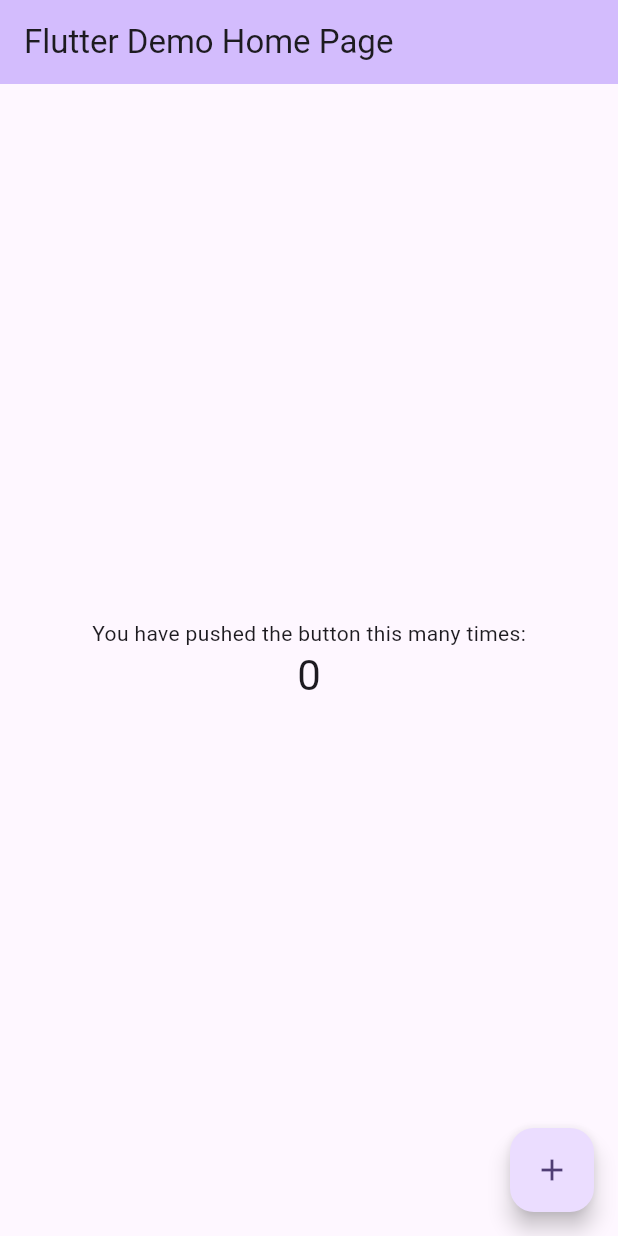
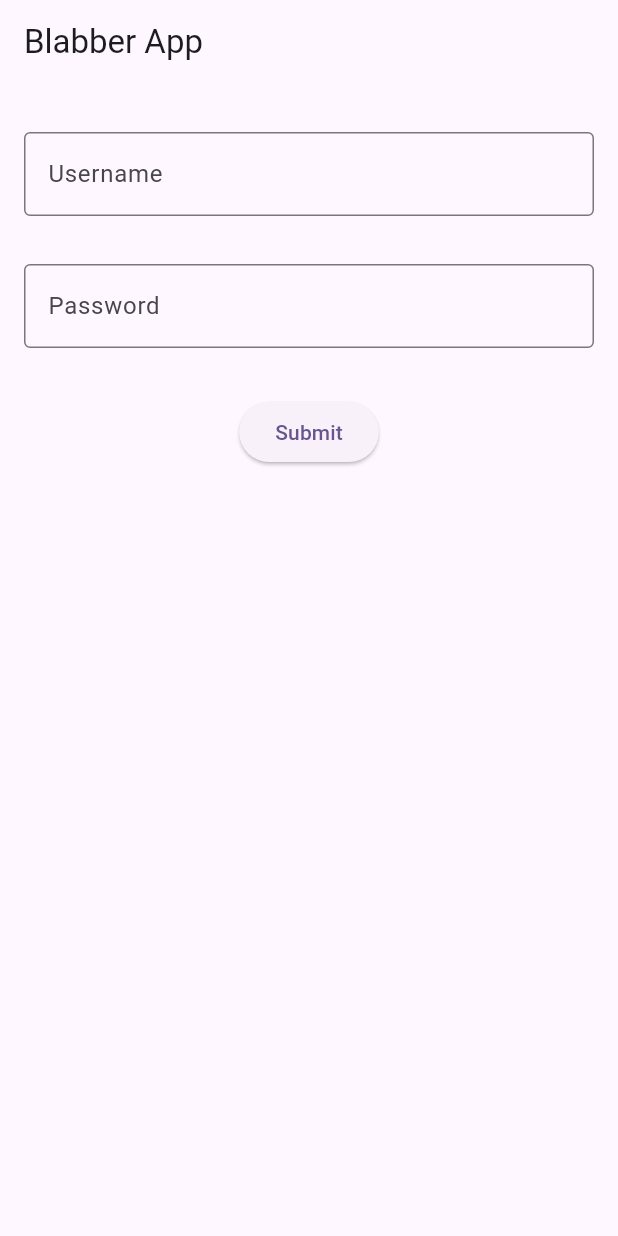
Before and after one commit to noavba/blabber, a Flutter app: the screen it shows after launch, on a phone screen of 412 x 824 dp. Run offline on Flutter 3.47's test engine with Material 3 defaults, Android fonts, the phone set to English and light mode, and no system bars.

Commit message:
Base Login page started

```diff
--- a/lib/main.dart
+++ b/lib/main.dart
@@ -11,91 +11,96 @@ class MyApp extends StatelessWidget {
   @override
   Widget build(BuildContext context) {
     return MaterialApp(
-      title: 'Flutter Demo',
+      title: 'Blabber App',
       theme: ThemeData(
         colorScheme: ColorScheme.fromSeed(seedColor: Colors.deepPurple),
         useMaterial3: true,
       ),
-      home: const MyHomePage(title: 'Flutter Demo Home Page'),
+      home: const Login(title: 'Blabber App'),
     );
   }
 }
 
-class MyHomePage extends StatefulWidget {
-  const MyHomePage({super.key, required this.title});
+class Login extends StatefulWidget {
+  const Login({super.key, required this.title});
 
   final String title;
 
   @override
-  State<MyHomePage> createState() => _MyHomePageState();
+  State<Login> createState() => _LoginState();
 }
 
-class _MyHomePageState extends State<MyHomePage> {
-  int _counter = 0;
-
-  void _incrementCounter() {
-    setState(() {
-      // This call to setState tells the Flutter framework that something has
-      // changed in this State, which causes it to rerun the build method below
-      // so that the display can reflect the updated values. If we changed
-      // _counter without calling setState(), then the build method would not be
-      // called again, and so nothing would appear to happen.
-      _counter++;
-    });
-  }
+class _LoginState extends State<Login> {
+  final _formKey = GlobalKey<FormState>();
+  TextEditingController emailController = TextEditingController();
+  TextEditingController passwordController = TextEditingController();
 
   @override
   Widget build(BuildContext context) {
-    // This method is rerun every time setState is called, for instance as done
-    // by the _incrementCounter method above.
-    //
-    // The Flutter framework has been optimized to make rerunning build methods
-    // fast, so that you can just rebuild anything that needs updating rather
-    // than having to individually change instances of widgets.
     return Scaffold(
       appBar: AppBar(
-        // TRY THIS: Try changing the color here to a specific color (to
-        // Colors.amber, perhaps?) and trigger a hot reload to see the AppBar
-        // change color while the other colors stay the same.
-        backgroundColor: Theme.of(context).colorScheme.inversePrimary,
-        // Here we take the value from the MyHomePage object that was created by
-        // the App.build method, and use it to set our appbar title.
         title: Text(widget.title),
       ),
-      body: Center(
-        // Center is a layout widget. It takes a single child and positions it
-        // in the middle of the parent.
-        child: Column(
-          // Column is also a layout widget. It takes a list of children and
-          // arranges them vertically. By default, it sizes itself to fit its
-          // children horizontally, and tries to be as tall as its parent.
-          //
-          // Column has various properties to control how it sizes itself and
-          // how it positions its children. Here we use mainAxisAlignment to
-          // center the children vertically; the main axis here is the vertical
-          // axis because Columns are vertical (the cross axis would be
-          // horizontal).
-          //
-          // TRY THIS: Invoke "debug painting" (choose the "Toggle Debug Paint"
-          // action in the IDE, or press "p" in the console), to see the
-          // wireframe for each widget.
-          mainAxisAlignment: MainAxisAlignment.center,
-          children: <Widget>[
-            const Text(
-              'You have pushed the button this many times:',
-            ),
-            Text(
-              '$_counter',
-              style: Theme.of(context).textTheme.headlineMedium,
-            ),
-          ],
+      body:  Form(
+        key: _formKey,
+        child: Padding(
+          padding: const EdgeInsets.symmetric(horizontal: 8, vertical: 16),
+          child: Column(
+            crossAxisAlignment: CrossAxisAlignment.center,
+            children: [
+              Padding(
+                padding:
+                    const EdgeInsets.symmetric(horizontal: 8, vertical: 16),
+                child: TextFormField(
+                  controller: emailController,
+                  decoration: const InputDecoration(
+                      border: OutlineInputBorder(), labelText: "Username"),
+                  validator: (value) {
+                    if (value == null || value.isEmpty) {
+                      return 'Please enter your username';
+                    }
+                    return null;
+                  },
+                ),
+              ),
+              Padding(
+                padding:
+                    const EdgeInsets.symmetric(horizontal: 8, vertical: 16),
+                child: TextFormField(
+                  controller: passwordController,
+                  obscureText: true,
+                  decoration: const InputDecoration(
+                      border: OutlineInputBorder(), labelText: "Password"),
+                  validator: (value) {
+                    if (value == null || value.isEmpty) {
+                      return 'Please enter your password';
+                    }
+                    return null;
+                  },
+                ),
+              ),
+              Padding(
+                padding:
+                    const EdgeInsets.symmetric(horizontal: 8, vertical: 16.0),
+                child: Center(
+                  child: ElevatedButton(
+                    onPressed: () {
+                      if (_formKey.currentState!.validate()) {
+                        // Navigate the user to the Home page
+                      } else {
+                        ScaffoldMessenger.of(context).showSnackBar(
+                          const SnackBar(content: Text('Please fill input')),
+                        );
+                      }
+                    },
+                    child: const Text('Submit'),
+                  ),
+                ),
+              ),
+            ],
+          ),
         ),
       ),
-      floatingActionButton: FloatingActionButton(
-        onPressed: _incrementCounter,
-        tooltip: 'Increment',
-        child: const Icon(Icons.add),
-      ), // This trailing comma makes auto-formatting nicer for build methods.
     );
   }
 }
--- a/pubspec.yaml
+++ b/pubspec.yaml
@@ -1,5 +1,5 @@
 name: blabber
-description: "A new Flutter project."
+description: "A Social Media Project"
 # The following line prevents the package from being accidentally published to
 # pub.dev using `flutter pub publish`. This is preferred for private packages.
 publish_to: 'none' # Remove this line if you wish to publish to pub.dev
```
